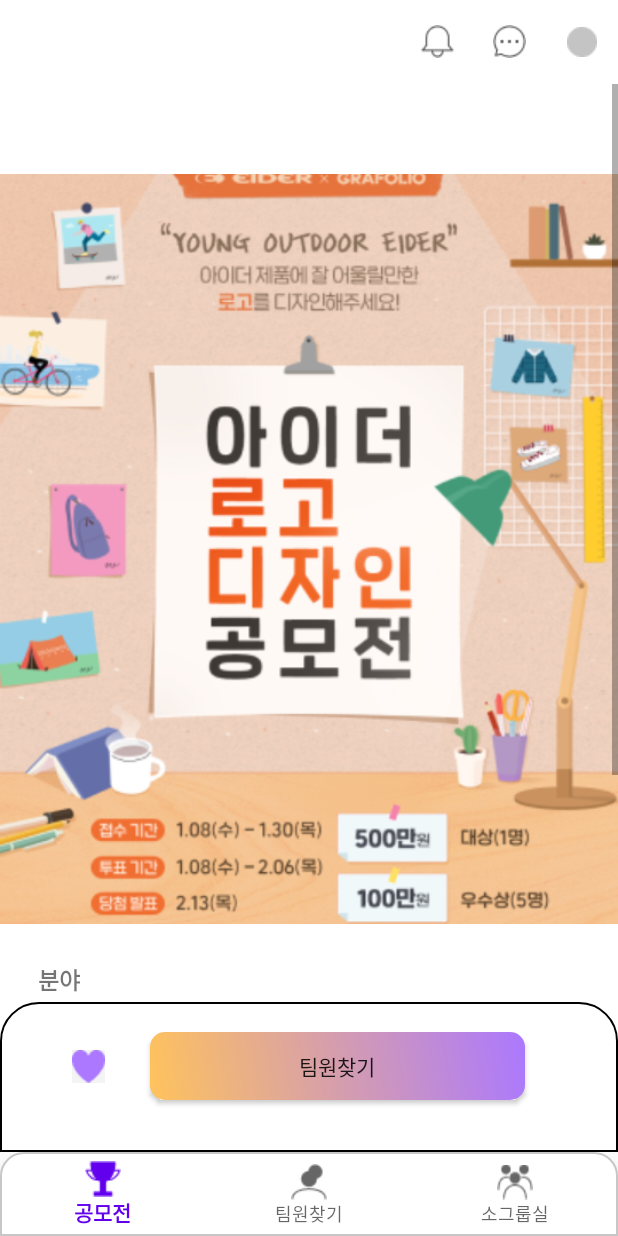
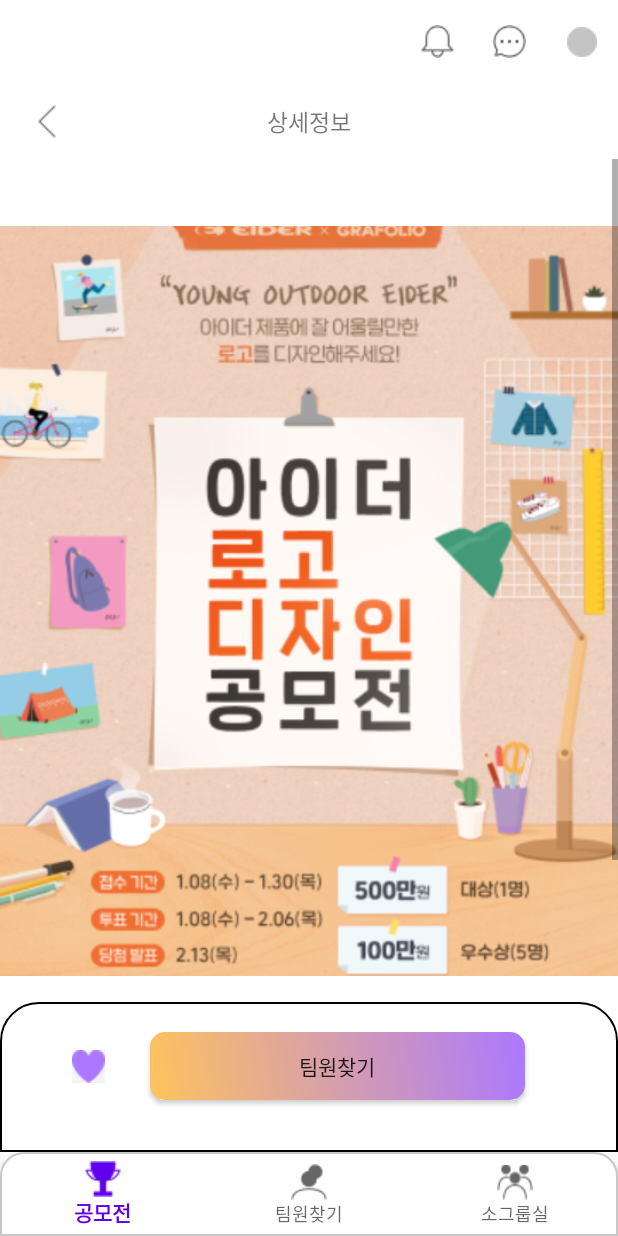
Before and after one commit to Apptive2022-1/TeamDRAW, an Android app: the fragment ContestDetailFragment placed in its activity, on a phone screen of 412 x 824 dp. Run offline under Robolectric (Android 15) with nearby library versions, the phone set to English and light mode, and no system bars; our stand-ins replace Dagger/Hilt's generated code, Firebase (no records; nobody signed in at launch, a user with empty details on screens opened directly), Room's generated code, data binding, navigation-ui; 3 statements that could not run were skipped.

```diff
--- a/TeamDRAW/app/build.gradle
+++ b/TeamDRAW/app/build.gradle
@@ -37,6 +37,7 @@ android {
 
     buildFeatures{
         dataBinding true
+        viewBinding true
     }
 }
 
--- a/TeamDRAW/app/src/main/res/layout/fragment_contest.xml
+++ b/TeamDRAW/app/src/main/res/layout/fragment_contest.xml
@@ -36,11 +36,6 @@
                 android:text="프로젝트" />
         </com.google.android.material.tabs.TabLayout>
 
-        <!--        <androidx.viewpager2.widget.ViewPager2-->
-        <!--            android:id="@+id/contest_vp"-->
-        <!--            android:layout_width="match_parent"-->
-        <!--            android:layout_height="match_parent" />-->
-
         <Spinner
             android:id="@+id/view_spinner"
             android:layout_width="80dp"
--- a/TeamDRAW/app/src/main/res/layout/fragment_contest_detail.xml
+++ b/TeamDRAW/app/src/main/res/layout/fragment_contest_detail.xml
@@ -15,9 +15,41 @@
         android:layout_height="match_parent"
         tools:context=".ui.fragments.ContestDetailFragment">
 
+
+        <androidx.constraintlayout.widget.ConstraintLayout
+            android:id="@+id/constraint_toolbar"
+            android:layout_width="match_parent"
+            android:layout_height="50dp"
+            app:layout_constraintEnd_toEndOf="parent"
+            app:layout_constraintStart_toStartOf="parent"
+            app:layout_constraintTop_toTopOf="parent">
+
+            <ImageView
+                android:layout_marginStart="25dp"
+                android:layout_width="wrap_content"
+                android:layout_height="wrap_content"
+                android:scaleType="centerCrop"
+                android:src="@drawable/ic_left"
+                app:layout_constraintBottom_toBottomOf="parent"
+                app:layout_constraintStart_toStartOf="parent"
+                app:layout_constraintTop_toTopOf="parent" />
+
+            <TextView
+                android:layout_width="match_parent"
+                android:layout_height="wrap_content"
+                android:text="상세정보"
+                android:textAlignment="center"
+                android:textSize="15sp"
+                app:layout_constraintBottom_toBottomOf="parent"
+                app:layout_constraintEnd_toEndOf="parent"
+                app:layout_constraintHorizontal_bias="0.5"
+                app:layout_constraintStart_toStartOf="parent"
+                app:layout_constraintTop_toTopOf="parent" />
+        </androidx.constraintlayout.widget.ConstraintLayout>
         <ScrollView
+            app:layout_constraintTop_toBottomOf="@id/constraint_toolbar"
             android:layout_width="match_parent"
-            android:layout_height="match_parent">
+            android:layout_height="0dp">
 
             <androidx.constraintlayout.widget.ConstraintLayout
                 android:layout_width="match_parent"
@@ -29,7 +61,7 @@
                     android:layout_width="wrap_content"
                     android:layout_height="wrap_content"
                     android:layout_marginStart="25dp"
-                    android:layout_marginTop="25dp"
+                    android:layout_marginTop="10dp"
                     android:text="@{contest.title}"
                     android:textSize="18sp"
                     android:textStyle="bold"
--- a/TeamDRAW/app/src/main/res/layout/fragment_finding_team_members.xml
+++ b/TeamDRAW/app/src/main/res/layout/fragment_finding_team_members.xml
@@ -36,7 +36,7 @@
             app:layout_constraintBottom_toBottomOf="@id/tv1" />
 
         <androidx.recyclerview.widget.RecyclerView
-            android:id="@+id/wanting_rv"
+            android:id="@+id/wanting_rv1"
             android:layout_width="0dp"
             android:layout_height="wrap_content"
             android:layout_marginStart="20dp"
@@ -55,7 +55,7 @@
             android:textSize="13sp"
             android:layout_marginTop="40dp"
             app:layout_constraintStart_toStartOf="@id/tv1"
-            app:layout_constraintTop_toBottomOf="@id/wanting_rv" />
+            app:layout_constraintTop_toBottomOf="@id/wanting_rv1" />
 
         <ImageView
             android:id="@+id/iv2"
--- a/TeamDRAW/app/src/main/res/layout/item_wanting.xml
+++ b/TeamDRAW/app/src/main/res/layout/item_wanting.xml
@@ -11,7 +11,9 @@
         android:layout_width="wrap_content"
         android:layout_height="wrap_content"
         android:layout_marginStart="10dp"
-        android:layout_marginEnd="5dp">
+        android:layout_marginEnd="5dp"
+        android:layout_marginTop="15dp"
+        android:layout_marginBottom="15dp">
         <View
             android:id="@+id/wanting_item"
             app:layout_constraintTop_toTopOf="parent"
--- a/TeamDRAW/app/src/main/res/navigation/nav_graph.xml
+++ b/TeamDRAW/app/src/main/res/navigation/nav_graph.xml
@@ -27,7 +27,11 @@
         android:id="@+id/findingTeamMembersFragment"
         android:name="com.example.teamdraw.ui.fragments.FindingTeamMembersFragment"
         android:label="fragment_finding_team_members"
-        tools:layout="@layout/fragment_finding_team_members" />
+        tools:layout="@layout/fragment_finding_team_members" >
+        <action
+            android:id="@+id/action_findingTeamMembersFragment_to_wantingTeamFragment"
+            app:destination="@id/wantingTeamFragment" />
+    </fragment>
     <fragment
         android:id="@+id/contestDetailFragment"
         android:name="com.example.teamdraw.ui.fragments.ContestDetailFragment"
@@ -46,4 +50,24 @@
         android:name="com.example.teamdraw.ui.fragments.InputInformationFragment"
         android:label="fragment_input_information"
         tools:layout="@layout/fragment_input_information"/>
+    <fragment
+        android:id="@+id/wantingTeamFragment"
+        android:name="com.example.teamdraw.ui.fragments.WantingTeamFragment"
+        android:label="fragment_wanting_team"
+        tools:layout="@layout/fragment_wanting_team" >
+        <action
+            android:id="@+id/action_wantingTeamFragment_to_wantingTeamFragmentDetail"
+            app:destination="@id/wantingTeamFragmentDetail" />
+    </fragment>
+    <fragment
+        android:id="@+id/wantingTeamFragmentDetail"
+        android:name="com.example.teamdraw.ui.fragments.WantingTeamFragmentDetail"
+        android:label="fragment_wanting_team_detail"
+        tools:layout="@layout/fragment_wanting_team_detail" >
+        <argument
+            android:name="filter"
+            app:argType="string"
+            app:nullable="true"
+            android:defaultValue='"me"' />
+    </fragment>
 </navigation>
--- a/TeamDRAW/app/src/main/res/values/strings.xml
+++ b/TeamDRAW/app/src/main/res/values/strings.xml
@@ -15,6 +15,11 @@
         <item>과거순</item>
     </string-array>
 
+    <string-array name="spinner_wanting_array">
+        <item>나에게 관심 가지는 버디</item>
+        <item>나와 다른 포지션의 버디</item>
+        <item>나와 같은 포지션의 버디</item>
+    </string-array>
 
     <string name="facebook_app_id">1156498925135622</string>
     <string name="fb_login_protocol_scheme">fb1156498925135622</string>
```
Also changed, not shown: TeamDRAW/app/src/main/java/com/example/teamdraw/ui/fragments/FindingTeamMembersFragment.kt (+6 -1 lines), TeamDRAW/app/src/main/java/com/example/teamdraw/ui/fragments/UserProfileFragment.kt (added, +27 -0 lines), TeamDRAW/app/src/main/java/com/example/teamdraw/ui/fragments/WantingTeamFragment.kt (added, +67 -0 lines), TeamDRAW/app/src/main/java/com/example/teamdraw/ui/fragments/WantingTeamFragmentDetail.kt (added, +57 -0 lines), TeamDRAW/app/src/main/res/drawable/ic_baseline_chevron_right_24.xml (added, +10 -0 lines), TeamDRAW/app/src/main/res/layout/fragment_user_profile.xml (added, +88 -0 lines), TeamDRAW/app/src/main/res/layout/fragment_wanting_team.xml (added, +154 -0 lines), TeamDRAW/app/src/main/res/layout/fragment_wanting_team_detail.xml (added, +29 -0 lines), TeamDRAW/app/src/main/res/drawable/ic_left.png (added).
